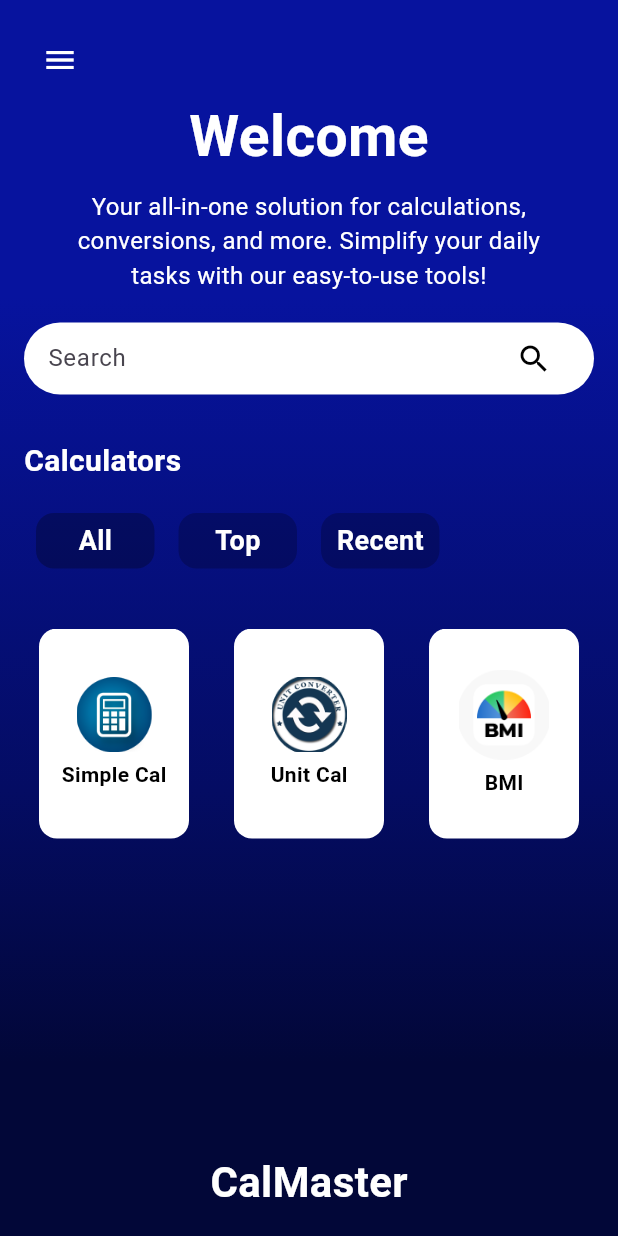
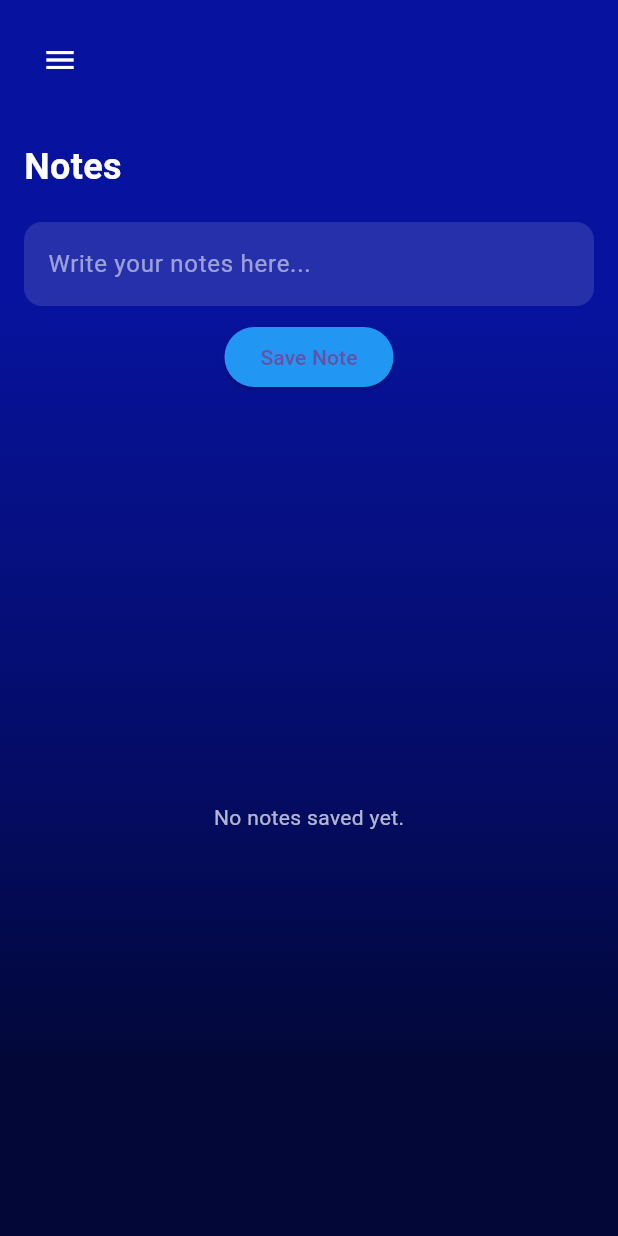
Before and after one commit to Nadeesh-Malaka/CalMaster_App, a Flutter app: the HomeScreen screen opened by its route, after a tap on the "menu" icon, after a tap on "Notes", on a phone screen of 412 x 824 dp. Run offline on Flutter 3.47's test engine with Material 3 defaults, Android fonts, the phone set to English and light mode, and no system bars.

Commit message:
Add NotesScreen and implement functions

```diff
--- a/lib/screens/custom_drawer.dart
+++ b/lib/screens/custom_drawer.dart
@@ -3,6 +3,7 @@ import 'loading_screen.dart';
 import 'about_screen.dart';
 import 'home_screen.dart';
 import 'settings_screen.dart';
+import 'notes_screen.dart';
 
 class CustomDrawer extends StatelessWidget {
   const CustomDrawer({super.key});
@@ -66,7 +67,10 @@ class CustomDrawer extends StatelessWidget {
             leading: const Icon(Icons.note_alt),
             title: const Text('Notes'),
             onTap: () {
-              Navigator.pop(context); // Close the drawer
+              Navigator.push(
+                context,
+                MaterialPageRoute(builder: (context) => const NotesScreen()),
+              );
             },
           ),
           // ListTile for Notifications
@@ -74,7 +78,10 @@ class CustomDrawer extends StatelessWidget {
             leading: const Icon(Icons.notification_add),
             title: const Text('Notifications'),
             onTap: () {
-              Navigator.pop(context); // Close the drawer
+              Navigator.push(
+                context,
+                MaterialPageRoute(builder: (context) => const SettingsScreen()),
+              );
             },
           ),
           // ListTile for Bookmarks
@@ -82,7 +89,10 @@ class CustomDrawer extends StatelessWidget {
             leading: const Icon(Icons.bookmark),
             title: const Text('BookMarks'),
             onTap: () {
-              Navigator.pop(context); // Close the drawer
+              Navigator.push(
+                context,
+                MaterialPageRoute(builder: (context) => const SettingsScreen()),
+              );
             },
           ),
           // ListTile for Profile
--- /dev/null
+++ b/lib/screens/notes_screen.dart
@@ -0,0 +1,150 @@
+import 'package:flutter/material.dart';
+import 'custom_drawer.dart';
+
+class NotesScreen extends StatefulWidget {
+  const NotesScreen({Key? key}) : super(key: key);
+
+  @override
+  _NotesScreenState createState() => _NotesScreenState();
+}
+
+class _NotesScreenState extends State<NotesScreen> {
+  final TextEditingController _noteController = TextEditingController();
+  final List<String> _savedNotes = []; // List to store saved notes
+
+  @override
+  Widget build(BuildContext context) {
+    return Scaffold(
+      drawer: const CustomDrawer(),
+      body: Container(
+        decoration: const BoxDecoration(
+          gradient: LinearGradient(
+            colors: [
+              Color(0xFF07139E),
+              Color(0xFF040C63),
+              Color(0xFF020738),
+            ],
+            stops: [0.24, 0.64, 0.86],
+            begin: Alignment.topCenter,
+            end: Alignment.bottomCenter,
+          ),
+        ),
+        child: SafeArea(
+          child: Builder(
+            builder: (context) => Padding(
+              padding: const EdgeInsets.all(16.0),
+              child: Column(
+                crossAxisAlignment: CrossAxisAlignment.start,
+                children: [
+                  // Menu Icon
+                  IconButton(
+                    icon: const Icon(Icons.menu, color: Colors.white),
+                    onPressed: () {
+                      Scaffold.of(context).openDrawer();
+                    },
+                  ),
+                  const SizedBox(height: 30),
+
+                  // Title
+                  const Text(
+                    "Notes",
+                    style: TextStyle(
+                      color: Colors.white,
+                      fontSize: 24,
+                      fontWeight: FontWeight.bold,
+                    ),
+                  ),
+                  const SizedBox(height: 20),
+
+                  // Notes Input Field
+                  TextField(
+                    controller: _noteController,
+                    maxLines: null,
+                    style: const TextStyle(color: Colors.white),
+                    decoration: InputDecoration(
+                      hintText: "Write your notes here...",
+                      hintStyle: const TextStyle(color: Colors.white54),
+                      filled: true,
+                      fillColor: Colors.white12,
+                      border: OutlineInputBorder(
+                        borderRadius: BorderRadius.circular(12),
+                        borderSide: BorderSide.none,
+                      ),
+                    ),
+                  ),
+                  const SizedBox(height: 10),
+
+                  // Save Button
+                  Center(
+                    child: ElevatedButton(
+                      onPressed: () {
+                        final note = _noteController.text;
+                        if (note.isNotEmpty) {
+                          setState(() {
+                            _savedNotes.add(note); // Add the note to the list
+                          });
+                          ScaffoldMessenger.of(context).showSnackBar(
+                            SnackBar(
+                              content: const Text("Note Saved"),
+                              backgroundColor: Colors.green,
+                            ),
+                          );
+                          _noteController.clear(); // Clear the input field
+                        }
+                      },
+                      style: ElevatedButton.styleFrom(
+                        backgroundColor: Colors.blue,
+                      ),
+                      child: const Text("Save Note"),
+                    ),
+                  ),
+                  const SizedBox(height: 20),
+
+                  // Display Saved Notes
+                  Expanded(
+                    child: _savedNotes.isEmpty
+                        ? const Center(
+                            child: Text(
+                              "No notes saved yet.",
+                              style: TextStyle(color: Colors.white70),
+                            ),
+                          )
+                        : ListView.builder(
+                            itemCount: _savedNotes.length,
+                            itemBuilder: (context, index) {
+                              return Card(
+                                color: Colors.white12,
+                                shape: RoundedRectangleBorder(
+                                  borderRadius: BorderRadius.circular(12),
+                                ),
+                                child: ListTile(
+                                  title: Text(
+                                    _savedNotes[index],
+                                    style: const TextStyle(color: Colors.white),
+                                  ),
+                                  trailing: IconButton(
+                                    icon: const Icon(
+                                      Icons.delete,
+                                      color: Colors.red,
+                                    ),
+                                    onPressed: () {
+                                      setState(() {
+                                        _savedNotes
+                                            .removeAt(index); // Delete note
+                                      });
+                                    },
+                                  ),
+                                ),
+                              );
+                            },
+                          ),
+                  ),
+                ],
+              ),
+            ),
+          ),
+        ),
+      ),
+    );
+  }
+}
```
